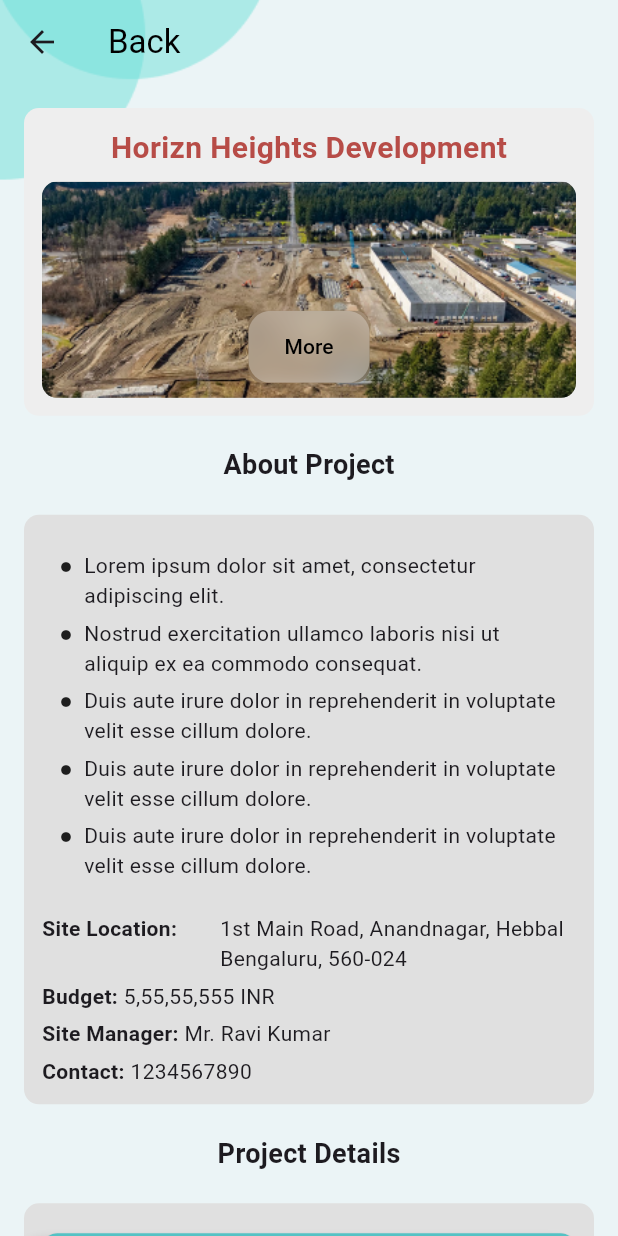
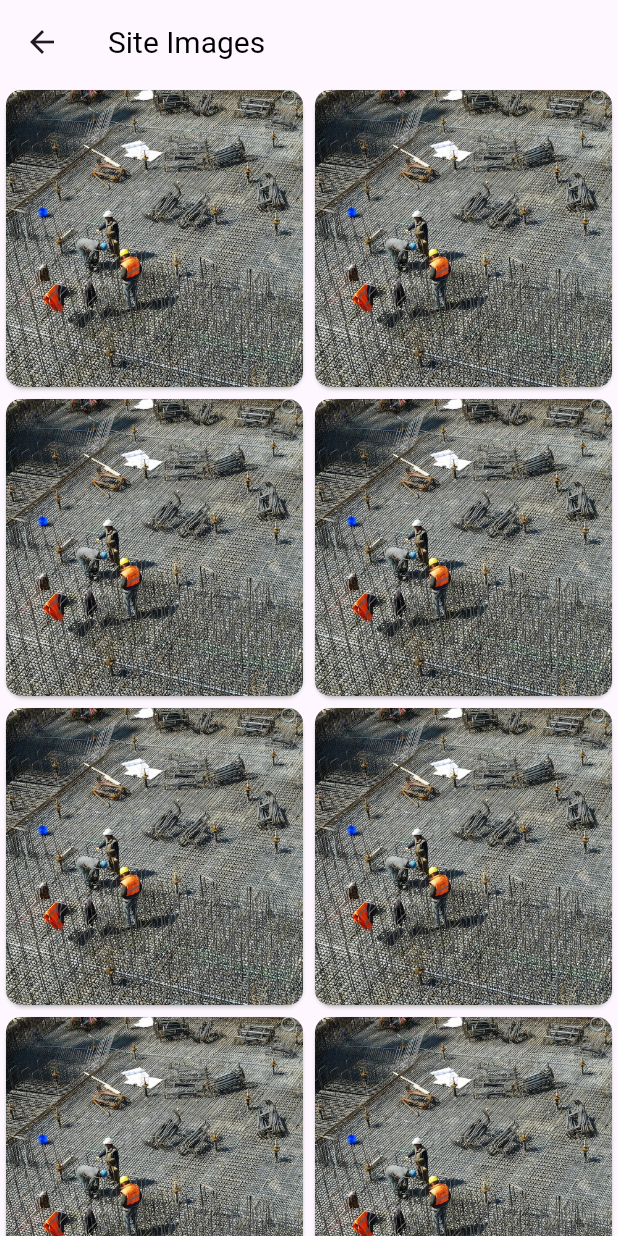
Before and after one commit to NepThunder/vizscope, a Flutter app: the ProjectDetails screen opened by its route, after a tap on "More", on a phone screen of 412 x 824 dp. Run offline on Flutter 3.47's test engine with Material 3 defaults, Android fonts, the phone set to English and light mode, and no system bars; our stand-ins replace firebase_auth, firebase_core, flutter_dotenv, logger, lottie, photo_view; accounts and stored records are empty.

Commit message:
new file:   assets/dummyImages/dummyimage1.jpg 	modified:   lib/pages/home.dart 	new file:   lib/pages/image_grid_view.dart 	modified:   lib/pages/project_details.dart 	modified:   pubspec.lock 	modified:   pubspec.yaml

```diff
--- a/lib/pages/home.dart
+++ b/lib/pages/home.dart
@@ -50,6 +50,7 @@ class _HomeState extends State<Home> {
       child: Scaffold(
         backgroundColor: Colors.transparent,
         appBar: AppBar(
+          title: const Text("Home"),
           backgroundColor: Colors.transparent,
           elevation: 0,
           leading: Builder(
--- /dev/null
+++ b/lib/pages/image_grid_view.dart
@@ -0,0 +1,75 @@
+import 'package:flutter/material.dart';
+import 'package:photo_view/photo_view.dart';
+
+class ImageGridViewPage extends StatefulWidget {
+  const ImageGridViewPage({super.key});
+  @override
+  State<ImageGridViewPage> createState() => _ImageGridViewPageState();
+}
+
+class _ImageGridViewPageState extends State<ImageGridViewPage> {
+  final List<String> imagePaths =
+      List.generate(10, (index) => 'assets/dummyImages/dummyimage1.jpg');
+
+  @override
+  Widget build(BuildContext context) {
+    return Scaffold(
+      appBar: AppBar(
+        title: const Text('Site Images'),
+        titleTextStyle: const TextStyle(fontSize: 20, color: Colors.black),
+      ),
+      body: GridView.builder(
+        gridDelegate: const SliverGridDelegateWithFixedCrossAxisCount(
+          crossAxisCount: 2,
+          childAspectRatio: 1,
+        ),
+        itemCount: imagePaths.length,
+        itemBuilder: (context, index) {
+          return GestureDetector(
+            onTap: () {
+              openImagePreview(context, imagePaths[index]);
+            },
+            child: Card(
+              child: ClipRRect(
+                borderRadius: BorderRadius.circular(10),
+                child: Image.asset(
+                  imagePaths[index],
+                  fit: BoxFit.cover,
+                  height: double.infinity,
+                  width: 10,
+                ),
+              ),
+            ),
+          );
+        },
+      ),
+    );
+  }
+
+  void openImagePreview(BuildContext context, String imagePath) {
+    showDialog(
+      context: context,
+      builder: (context) => Dialog(
+        backgroundColor: Colors.transparent,
+        child: Stack(
+          children: [
+            PhotoView(
+              imageProvider: AssetImage(imagePath),
+              backgroundDecoration: const BoxDecoration(
+                color: Colors.transparent,
+              ),
+            ),
+            Positioned(
+              top: 10,
+              right: 0,
+              child: GestureDetector(
+                onTap: () => Navigator.pop(context),
+                child: const Icon(Icons.close, color: Colors.red, size: 35),
+              ),
+            ),
+          ],
+        ),
+      ),
+    );
+  }
+}
--- a/lib/pages/project_details.dart
+++ b/lib/pages/project_details.dart
@@ -1,5 +1,6 @@
 import 'package:flutter/material.dart';
-import 'dart:ui';
+
+import 'package:vizscope/pages/image_grid_view.dart';
 
 class ProjectDetails extends StatefulWidget {
   final String projectName;
@@ -65,7 +66,9 @@ class _ProjectDetailsState extends State<ProjectDetails> {
                         child: Stack(
                           children: [
                             Container(
-                              color: Colors.grey,
+                              width: double.infinity,
+                              height: 150,
+                              color: Colors.grey[200],
                               child: Image.asset(
                                 "assets/dummyImages/dummyimage.png",
                               ),
@@ -77,30 +80,33 @@ class _ProjectDetailsState extends State<ProjectDetails> {
                               child: Center(
                                 child: ClipRRect(
                                   borderRadius: BorderRadius.circular(10),
-                                  child: BackdropFilter(
-                                    filter: ImageFilter.blur(
-                                        sigmaX: 10, sigmaY: 10),
                                   child: Container(
+                                    width: 80,
+                                    height: 40,
                                     decoration: BoxDecoration(
-                                        color: Colors.white.withOpacity(0.3),
-                                        borderRadius: BorderRadius.circular(15),
+                                      color: Colors.white.withOpacity(0.5),
+                                      // borderRadius: BorderRadius.circular(10),
                                     ),
                                     child: ElevatedButton(
-                                        onPressed: (
-                                          //TODO: Implement the button press
-                                        ) {},
+                                      onPressed: () {
+                                        Navigator.push(
+                                          context,
+                                          MaterialPageRoute(
+                                              builder: (context) =>
+                                                  const ImageGridViewPage()),
+                                        );
+                                      },
                                       style: ElevatedButton.styleFrom(
                                         backgroundColor: Colors.transparent,
                                         elevation: 0,
-                                          shape: RoundedRectangleBorder(
-                                            borderRadius:
-                                                BorderRadius.circular(15),
-                                          ),
+                                        // shape: RoundedRectangleBorder(
+                                        //   borderRadius:
+                                        //       BorderRadius.circular(10),
+                                        // ),
                                       ),
                                       child: const Text(
                                         "More",
                                         style: TextStyle(color: Colors.black),
-                                        ),
                                       ),
                                     ),
                                   ),
@@ -334,15 +340,15 @@ class ProjectButton extends StatelessWidget {
   @override
   Widget build(BuildContext context) {
     return Padding(
-      padding: const EdgeInsets.symmetric(vertical: 8.0),
+      padding: const EdgeInsets.symmetric(horizontal: 20, vertical: 8.0),
       child: Container(
         decoration: BoxDecoration(
           boxShadow: [
             BoxShadow(
-              color: Colors.black.withOpacity(0.5),
-              blurRadius: 8,
+              color: Colors.black.withOpacity(0.4),
+              blurRadius: 2,
               spreadRadius: 1,
-              offset: const Offset(-8, 10),
+              offset: const Offset(-4, 8),
             ),
           ],
           borderRadius: BorderRadius.circular(10),
--- a/pubspec.yaml
+++ b/pubspec.yaml
@@ -38,6 +38,7 @@ dependencies:
   cloud_firestore: ^5.4.1
   logger: ^1.1.0
   flutter_dotenv: ^5.1.0
+  photo_view: ^0.15.0
 
   # The following adds the Cupertino Icons font to your application.
   # Use with the CupertinoIcons class for iOS style icons.
```
Also changed, not shown: assets/dummyImages/dummyimage1.jpg (added), pubspec.lock. Lines whose indentation alone changed are shown as unchanged.
